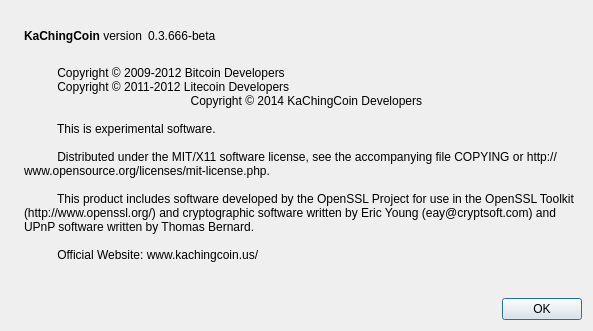
The window that src/qt/forms/aboutdialog.ui (eightyfourcoin/KaChingCoin) describes before a commit, drawn with Qt 5.
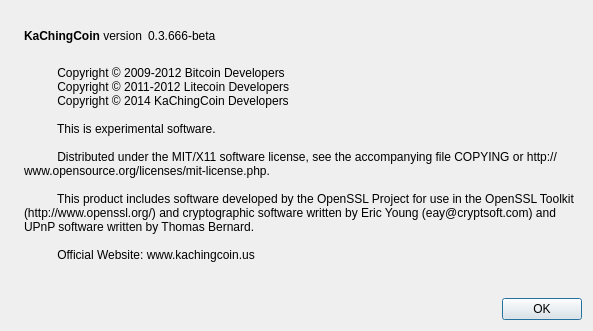
The same window after the commit. Icons and pictures are not drawn.

```diff
--- a/src/qt/forms/aboutdialog.ui
+++ b/src/qt/forms/aboutdialog.ui
@@ -97,7 +97,7 @@
         <string>
           Copyright © 2009-2012 Bitcoin Developers
           Copyright © 2011-2012 Litecoin Developers
-		  Copyright © 2014 KaChingCoin Developers
+          Copyright © 2014 KaChingCoin Developers
 
           This is experimental software.
 
@@ -105,7 +105,7 @@
 
           This product includes software developed by the OpenSSL Project for use in the OpenSSL Toolkit (http://www.openssl.org/) and cryptographic software written by Eric Young (eay@cryptsoft.com) and UPnP software written by Thomas Bernard.
 
-          Official Website: www.kachingcoin.us/
+          Official Website: www.kachingcoin.us
         </string>
        </property>
        <property name="wordWrap">
```
